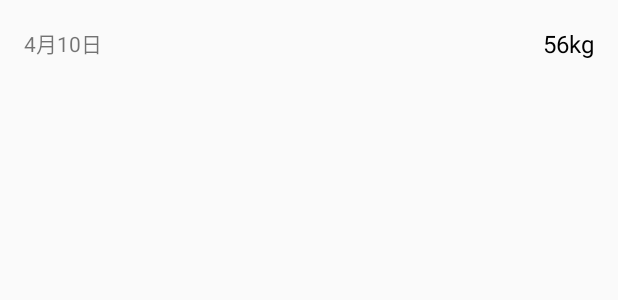
After one commit to rakuishi/weight-log-android, an Android app: the layout view_fitness_weight.xml on its own in the app's theme, with its tools: preview values and no code run, on a phone screen of 412 x 824 dp. The commit adds this screen. Shown: the top 300 px of the screen. Run offline under Robolectric (Android 15) with nearby library versions, the phone set to English and light mode, and no system bars.

Commit message:
Enable to display my weight data on RecyclerView

```diff
--- /dev/null
+++ b/app/src/main/res/layout/view_fitness_weight.xml
@@ -0,0 +1,30 @@
+<?xml version="1.0" encoding="utf-8"?>
+<RelativeLayout xmlns:android="http://schemas.android.com/apk/res/android"
+    xmlns:tools="http://schemas.android.com/tools"
+    android:layout_width="match_parent"
+    android:layout_height="wrap_content"
+    android:background="?android:attr/selectableItemBackground"
+    android:clickable="true"
+    android:gravity="center_vertical"
+    android:orientation="vertical"
+    android:padding="@dimen/dp_16">
+
+    <TextView
+        android:id="@+id/date_text_view"
+        android:layout_width="wrap_content"
+        android:layout_height="wrap_content"
+        android:layout_centerVertical="true"
+        tools:text="4月10日" />
+
+    <TextView
+        android:id="@+id/weight_text_view"
+        android:layout_width="wrap_content"
+        android:layout_height="wrap_content"
+        android:layout_alignParentRight="true"
+        android:layout_centerVertical="true"
+        android:layout_marginBottom="@dimen/dp_4"
+        android:textColor="@android:color/black"
+        android:textSize="@dimen/sp_16"
+        tools:text="56kg" />
+
+</RelativeLayout>
--- a/app/src/main/res/values/colors.xml
+++ b/app/src/main/res/values/colors.xml
@@ -3,4 +3,5 @@
     <color name="colorPrimary">#4569AF</color>
     <color name="colorPrimaryDark">#293F69</color>
     <color name="colorAccent">#D04037</color>
+    <color name="divider">#E0E0E0</color>
 </resources>
--- /dev/null
+++ b/app/src/main/res/values/dimens.xml
@@ -0,0 +1,9 @@
+<?xml version="1.0" encoding="utf-8"?>
+<resources>
+
+    <dimen name="dp_4">4dp</dimen>
+    <dimen name="dp_16">16dp</dimen>
+
+    <dimen name="sp_16">16sp</dimen>
+
+</resources>
--- a/app/src/main/res/values/strings.xml
+++ b/app/src/main/res/values/strings.xml
@@ -1,3 +1,4 @@
 <resources>
     <string name="app_name">weight</string>
+    <string name="unit_kg">kg</string>
 </resources>
```
Also changed, not shown: app/src/main/java/com/rakuishi/weight/DividerItemDecoration.java (added, +34 -0 lines), app/src/main/java/com/rakuishi/weight/FitnessWeightAdapter.java (added, +77 -0 lines), app/src/main/java/com/rakuishi/weight/MainActivity.java (+14 -17 lines), app/src/main/res/drawable/divider.xml (added, +8 -0 lines), app/src/main/res/layout/activity_main.xml (+12 -15 lines).
